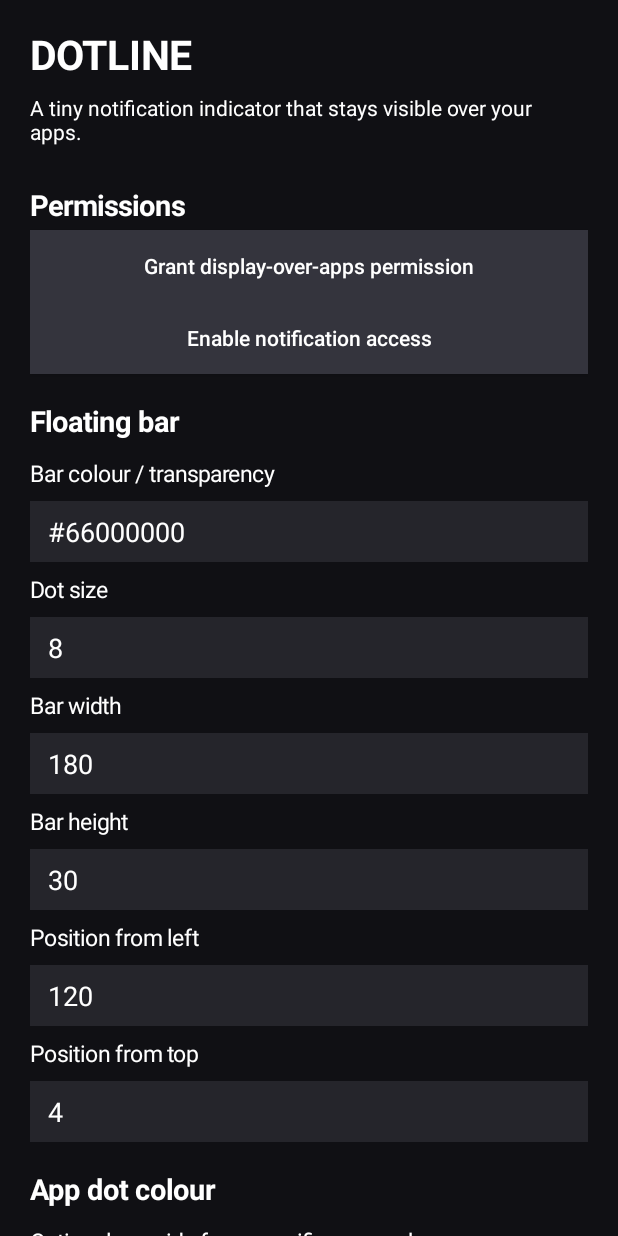
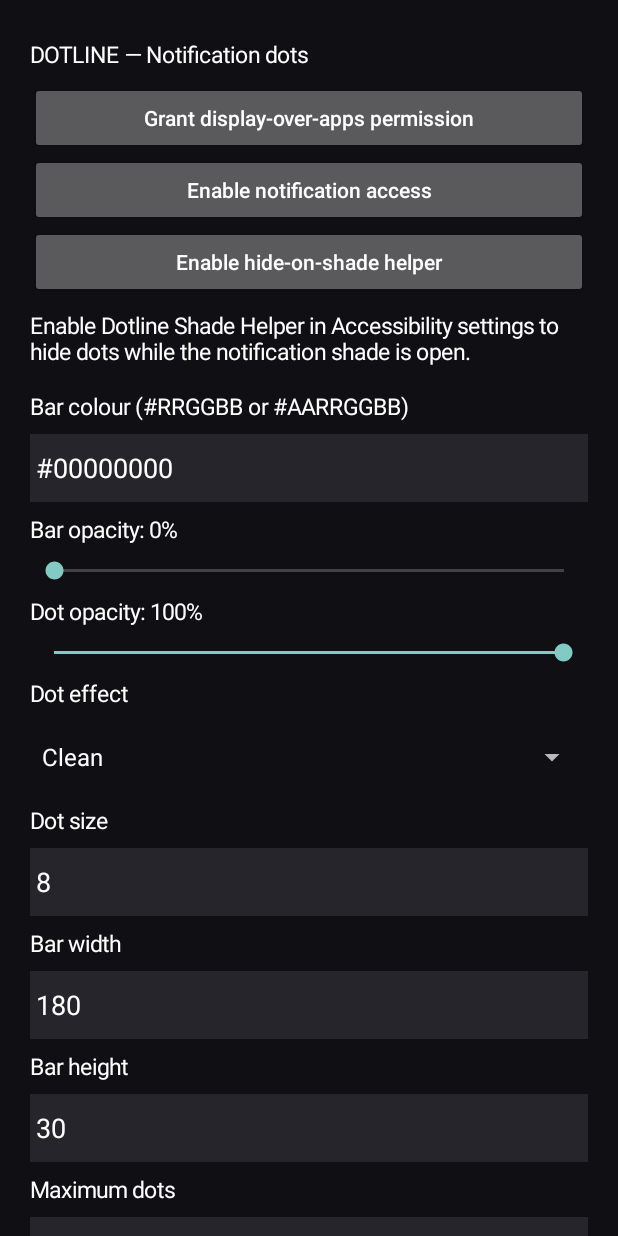
Before and after one commit to crownedblue/dotline, an Android app: the screen it shows after launch (MainActivity), on a phone screen of 412 x 824 dp. Run offline under Robolectric (Android 15) with nearby library versions, the phone set to English and light mode, and no system bars.

Commit message:
Add Dotline appearance and app selection controls

```diff
--- a/app/src/main/java/com/crownedblue/dotline/MainActivity.kt
+++ b/app/src/main/java/com/crownedblue/dotline/MainActivity.kt
@@ -6,88 +6,65 @@ import android.graphics.Color
 import android.net.Uri
 import android.os.Bundle
 import android.provider.Settings
-import android.view.Gravity
 import android.widget.*
-import android.graphics.Typeface
 
 class MainActivity : Activity() {
     private val prefs by lazy { getSharedPreferences("dotline", MODE_PRIVATE) }
     private fun dp(v: Int) = (v * resources.displayMetrics.density).toInt()
-    private fun label(s: String, size: Float = 15f) = TextView(this).apply {
-        text = s; textSize = size; setTextColor(Color.WHITE); setPadding(0, dp(8), 0, dp(8))
-    }
-    private fun section(s: String) = TextView(this).apply {
-        text = s; textSize = 19f; setTextColor(Color.WHITE); typeface = Typeface.DEFAULT_BOLD
-        setPadding(0, dp(18), 0, dp(4))
-    }
-    private fun edit(hint: String, value: String) = EditText(this).apply {
-        setSingleLine(); setHint(hint); setText(value); setTextColor(Color.WHITE); setHintTextColor(0xff999999.toInt())
-        setPadding(dp(12), dp(8), dp(12), dp(8)); setBackgroundColor(0xff25252b.toInt())
-    }
+    private fun label(s: String) = TextView(this).apply { text=s; textSize=15f; setTextColor(Color.WHITE); setPadding(0,dp(8),0,dp(8)) }
+    private fun edit(h: String, v: String) = EditText(this).apply { hint=h; setText(v); setSingleLine(); setTextColor(-1); setHintTextColor(0xff999999.toInt()); setBackgroundColor(0xff25252b.toInt()) }
+    private fun button(t: String, f: () -> Unit) = Button(this).apply { text=t; isAllCaps=false; setOnClickListener { f() } }
     override fun onCreate(savedInstanceState: Bundle?) {
         super.onCreate(savedInstanceState)
-        window.statusBarColor = 0xff101014.toInt(); window.navigationBarColor = 0xff101014.toInt()
-        val root = LinearLayout(this).apply { orientation = LinearLayout.VERTICAL; setBackgroundColor(0xff101014.toInt()); setPadding(dp(20), dp(18), dp(20), dp(24)) }
-        val scroll = ScrollView(this); scroll.addView(root)
-        root.addView(TextView(this).apply { text="DOTLINE"; textSize=27f; typeface=Typeface.DEFAULT_BOLD; setTextColor(Color.WHITE) })
-        root.addView(label("A tiny notification indicator that stays visible over your apps.", 14f))
-        root.addView(section("Permissions"))
-        root.addView(button("Grant display-over-apps permission") {
-            startActivity(Intent(Settings.ACTION_MANAGE_OVERLAY_PERMISSION, Uri.parse("package:$packageName")))
+        window.statusBarColor=0xff101014.toInt(); window.navigationBarColor=0xff101014.toInt()
+        val root=LinearLayout(this).apply { orientation=1; setPadding(dp(20),dp(18),dp(20),dp(24)); setBackgroundColor(0xff101014.toInt()) }
+        val scroll=ScrollView(this); scroll.addView(root)
+        root.addView(label("DOTLINE — Notification dots"))
+        root.addView(button("Grant display-over-apps permission") { startActivity(Intent(Settings.ACTION_MANAGE_OVERLAY_PERMISSION, Uri.parse("package:"+packageName))) })
+        root.addView(button("Enable notification access") { startActivity(Intent("android.settings.ACTION_NOTIFICATION_LISTENER_SETTINGS")) })
+        root.addView(button("Enable hide-on-shade helper") { startActivity(Intent(Settings.ACTION_ACCESSIBILITY_SETTINGS)) })
+        root.addView(label("Enable Dotline Shade Helper in Accessibility settings to hide dots while the notification shade is open."))
+        root.addView(label("Bar colour (#RRGGBB or #AARRGGBB)"))
+        val color=edit("e.g. #00000000",prefs.getString("barColor","#00000000")!!); root.addView(color)
+        fun addSeek(title:String,key:String,def:Int) {
+            val l=label(title+": "+prefs.getInt(key,def)+"%"); root.addView(l)
+            val s=SeekBar(this).apply { max=100; progress=prefs.getInt(key,def) }; root.addView(s)
+            s.setOnSeekBarChangeListener(object:SeekBar.OnSeekBarChangeListener {
+                override fun onProgressChanged(b:SeekBar?,v:Int,u:Boolean) { l.text=title+": "+v+"%" }
+                override fun onStartTrackingTouch(b:SeekBar?) {}
+                override fun onStopTrackingTouch(b:SeekBar?) { prefs.edit().putInt(key,s.progress).apply() }
+            })
+        }
+        addSeek("Bar opacity","barOpacity",0); addSeek("Dot opacity","dotOpacity",100)
+        root.addView(label("Dot effect"))
+        val effect=Spinner(this).apply { adapter=ArrayAdapter(this@MainActivity,android.R.layout.simple_spinner_dropdown_item,listOf("Clean","Glow","Glass")); setSelection(listOf("clean","glow","glass").indexOf(prefs.getString("effect","clean")).coerceAtLeast(0)) }; root.addView(effect)
+        val size=edit("Dot size dp",prefs.getInt("dotSize",8).toString()); root.addView(label("Dot size")); root.addView(size)
+        val width=edit("Bar width dp",prefs.getInt("barWidth",180).toString()); root.addView(label("Bar width")); root.addView(width)
+        val height=edit("Bar height dp",prefs.getInt("barHeight",30).toString()); root.addView(label("Bar height")); root.addView(height)
+        val maxDots=edit("Maximum visible app dots",prefs.getInt("maxDots",8).toString()); root.addView(label("Maximum dots")); root.addView(maxDots)
+        val x=edit("Horizontal position dp",prefs.getInt("x",120).toString()); val y=edit("Vertical position dp",prefs.getInt("y",4).toString()); root.addView(x); root.addView(y)
+        root.addView(label("Choose apps (leave all unchecked to allow every app)"))
+        val appList=LinearLayout(this).apply { orientation=1 }
+        val selected=prefs.getStringSet("selectedPackages",emptySet())?:emptySet()
+        val apps=packageManager.getInstalledApplications(0).filter { packageManager.getLaunchIntentForPackage(it.packageName)!=null }.sortedBy { packageManager.getApplicationLabel(it).toString() }
+        apps.forEach { a -> appList.addView(CheckBox(this).apply { text=packageManager.getApplicationLabel(a).toString(); tag=a.packageName; isChecked=selected.contains(a.packageName); setTextColor(-1) }) }
+        root.addView(appList)
+        root.addView(button("Save settings") {
+            val chosen=mutableSetOf<String>()
+            for(i in 0 until appList.childCount) { val c=appList.getChildAt(i) as CheckBox; if(c.isChecked) chosen.add(c.tag as String) }
+            prefs.edit().putStringSet("selectedPackages",chosen).putBoolean("selectionConfigured",chosen.isNotEmpty())
+                .putString("barColor",color.text.toString().trim()).putString("effect",listOf("clean","glow","glass")[effect.selectedItemPosition])
+                .putInt("dotSize",size.text.toString().toIntOrNull()?.coerceIn(3,28)?:8)
+                .putInt("barWidth",width.text.toString().toIntOrNull()?.coerceIn(40,600)?:180)
+                .putInt("barHeight",height.text.toString().toIntOrNull()?.coerceIn(18,100)?:30)
+                .putInt("maxDots",maxDots.text.toString().toIntOrNull()?.coerceIn(1,30)?:8)
+                .putInt("x",x.text.toString().toIntOrNull()?.coerceAtLeast(0)?:120)
+                .putInt("y",y.text.toString().toIntOrNull()?.coerceAtLeast(0)?:4).apply()
+            sendBroadcast(Intent(DotOverlayService.ACTION_REFRESH).setPackage(packageName))
+            Toast.makeText(this,"Saved. Restart Dotline if dimensions changed.",Toast.LENGTH_SHORT).show()
         })
-        root.addView(button("Enable notification access") { startActivity(Intent("android.settings.ACTION_NOTIFICATION_LISTENER_SETTINGS")) })
-        root.addView(section("Floating bar"))
-        val barColor = edit("Bar colour (e.g. #66000000)", prefs.getString("barColor", "#66000000")!!)
-        root.addView(label("Bar colour / transparency")); root.addView(barColor)
-        val dotSize = edit("Dot size in dp", prefs.getInt("dotSize", 8).toString())
-        val barWidth = edit("Bar width in dp", prefs.getInt("barWidth", 180).toString())
-        val barHeight = edit("Bar height in dp", prefs.getInt("barHeight", 30).toString())
-        root.addView(label("Dot size")); root.addView(dotSize)
-        root.addView(label("Bar width")); root.addView(barWidth)
-        root.addView(label("Bar height")); root.addView(barHeight)
-        val x = edit("Horizontal position (dp)", prefs.getInt("x", 120).toString())
-        val y = edit("Vertical position (dp)", prefs.getInt("y", 4).toString())
-        root.addView(label("Position from left")); root.addView(x)
-        root.addView(label("Position from top")); root.addView(y)
-        root.addView(section("App dot colour"))
-        root.addView(label("Optional override for a specific app package."))
-        val pkg = edit("Package name e.g. com.whatsapp", "")
-        val colour = edit("Dot colour e.g. #25D366", "#25D366")
-        root.addView(pkg); root.addView(colour)
-        root.addView(button("Save app colour") {
-            val p = pkg.text.toString().trim()
-            val c = colour.text.toString().trim()
-            if (p.isNotEmpty() && validColor(c)) {
-                prefs.edit().putString("app_$p", c).apply()
-                Toast.makeText(this, "Colour saved for $p", Toast.LENGTH_SHORT).show()
-            } else Toast.makeText(this, "Enter a package name and valid #RRGGBB colour", Toast.LENGTH_LONG).show()
-        })
-        root.addView(section("Run Dotline"))
-        root.addView(button("Save settings") {
-            prefs.edit()
-                .putString("barColor", barColor.text.toString().trim())
-                .putInt("dotSize", dotSize.text.toString().toIntOrNull()?.coerceIn(3, 28) ?: 8)
-                .putInt("barWidth", barWidth.text.toString().toIntOrNull()?.coerceIn(40, 500) ?: 180)
-                .putInt("barHeight", barHeight.text.toString().toIntOrNull()?.coerceIn(18, 100) ?: 30)
-                .putInt("x", x.text.toString().toIntOrNull()?.coerceAtLeast(0) ?: 120)
-                .putInt("y", y.text.toString().toIntOrNull()?.coerceAtLeast(0) ?: 4).apply()
-            Toast.makeText(this, "Settings saved", Toast.LENGTH_SHORT).show()
-        })
-        root.addView(button("Start floating dots") {
-            if (!Settings.canDrawOverlays(this)) {
-                Toast.makeText(this, "Grant display-over-apps permission first", Toast.LENGTH_LONG).show()
-            } else {
-                val i = Intent(this, DotOverlayService::class.java)
-                if (android.os.Build.VERSION.SDK_INT >= 26) startForegroundService(i) else startService(i)
-            }
-        })
-        root.addView(button("Stop floating dots") { stopService(Intent(this, DotOverlayService::class.java)) })
-        root.addView(label("Enable notification access and overlay permission, then start Dotline. Drag the bar to reposition it. Secure screens and protected video may hide overlays.", 13f))
+        root.addView(button("Start floating dots") { if(Settings.canDrawOverlays(this)) { val i=Intent(this,DotOverlayService::class.java); if(android.os.Build.VERSION.SDK_INT>=26) startForegroundService(i) else startService(i) } else Toast.makeText(this,"Grant overlay permission first",Toast.LENGTH_LONG).show() })
+        root.addView(button("Stop floating dots") { stopService(Intent(this,DotOverlayService::class.java)) })
         setContentView(scroll)
     }
-    private fun validColor(s: String) = try { Color.parseColor(s); true } catch (_: Exception) { false }
-    private fun button(text: String, action: () -> Unit) = Button(this).apply {
-        this.text = text; isAllCaps = false; setTextColor(Color.WHITE); setBackgroundColor(0xff34343d.toInt())
-        setOnClickListener { action() }
-    }
 }
```
